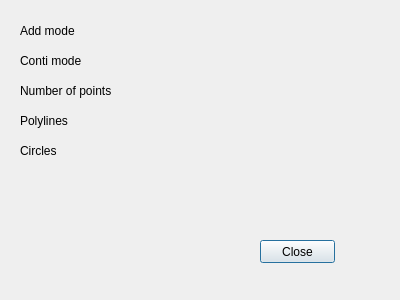
Above: InfoDialog.ui from fupe/digitizer2 before the change. Below: the same form after it.
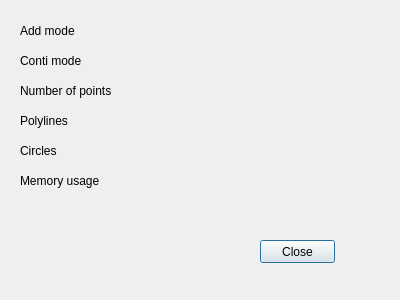
That is the form after the change.

Commit message: Add memory usage to info panel

Diff of the .ui file:
```diff
--- a/InfoDialog.ui
+++ b/InfoDialog.ui
@@ -143,6 +143,32 @@
     <string/>
    </property>
   </widget>
+  <widget class="QLabel" name="label_memory">
+   <property name="geometry">
+    <rect>
+     <x>20</x>
+     <y>170</y>
+     <width>120</width>
+     <height>21</height>
+    </rect>
+   </property>
+   <property name="text">
+    <string>Memory usage</string>
+   </property>
+  </widget>
+  <widget class="QLabel" name="memory_usage">
+   <property name="geometry">
+    <rect>
+     <x>160</x>
+     <y>170</y>
+     <width>120</width>
+     <height>21</height>
+    </rect>
+   </property>
+   <property name="text">
+    <string/>
+   </property>
+  </widget>
   <widget class="QPushButton" name="close">
    <property name="geometry">
     <rect>
```
The commit also changes 1 other file.
